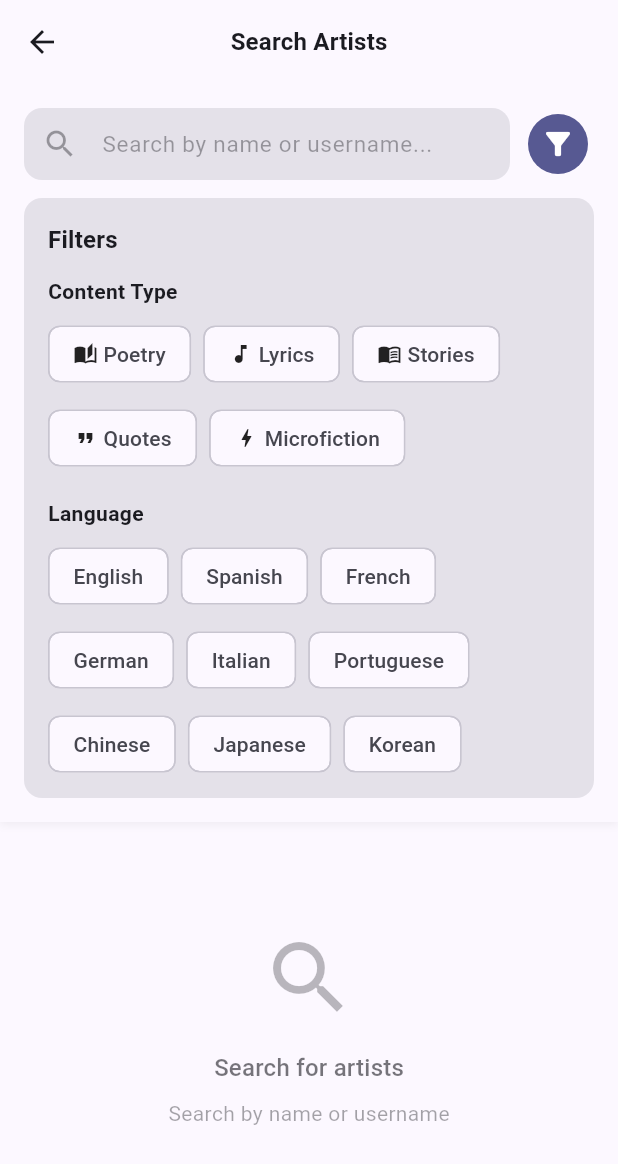
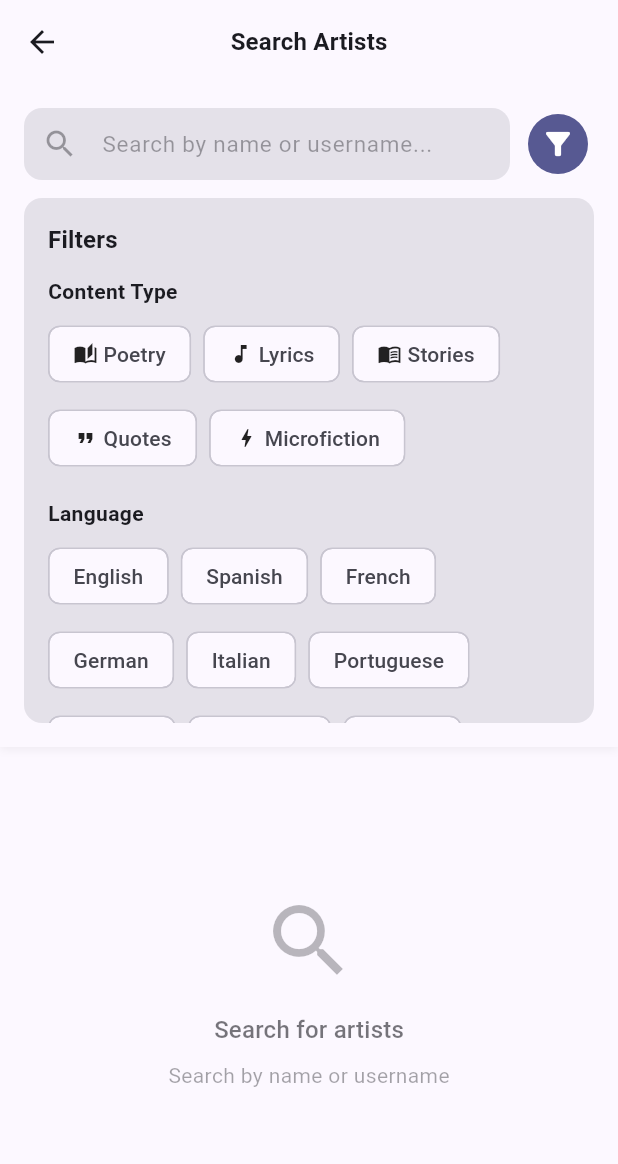
Before and after one commit to maduranga98/solid-octo-garbanzo, a Flutter app: the UserSearchScreen screen opened directly, after a tap on the "filter alt" icon, on a phone screen of 412 x 824 dp. Shown: the top 1164 px of the screen. Run offline on Flutter 3.47's test engine with Material 3 defaults, Android fonts, the phone set to English and light mode, and no system bars; our stand-ins replace cloud_firestore, country_picker, firebase_auth, firebase_core, firebase_crashlytics, firebase_messaging and 10 more; missing offline and left inert: flutter_quill; accounts and stored records are empty.

Commit message:
Fix filter panel overflow when keyboard is visible
- Make filter panel height responsive to keyboard visibility
- Calculate maxHeight dynamically based on available screen space
- When keyboard is open: limit filter height to 150-300px range
- When keyboard is closed: allow up to 350px height
- Add mainAxisSize.min to Column to prevent excessive space usage
- Prevents overflow error when keyboard opens with filters visible

```diff
--- a/lib/screens/search/user_search_screen.dart
+++ b/lib/screens/search/user_search_screen.dart
@@ -188,6 +188,15 @@ class _UserSearchScreenState extends ConsumerState<UserSearchScreen> {
   @override
   Widget build(BuildContext context) {
     final theme = Theme.of(context);
+    final mediaQuery = MediaQuery.of(context);
+    final keyboardHeight = mediaQuery.viewInsets.bottom;
+    final screenHeight = mediaQuery.size.height;
+
+    // Calculate max filter height based on available space
+    // Reserve space for AppBar (~56), search bar (~80), results list (min 100), and padding
+    final maxFilterHeight = keyboardHeight > 0
+        ? (screenHeight - keyboardHeight - 280).clamp(150.0, 300.0)
+        : 350.0;
 
     return Scaffold(
       backgroundColor: theme.colorScheme.surface,
@@ -216,6 +225,7 @@ class _UserSearchScreenState extends ConsumerState<UserSearchScreen> {
               ],
             ),
             child: Column(
+              mainAxisSize: MainAxisSize.min,
               children: [
                 Row(
                   children: [
@@ -315,7 +325,7 @@ class _UserSearchScreenState extends ConsumerState<UserSearchScreen> {
                   ],
                 ),
                 // Filter Panel
-                if (_showFilters) _buildFilterPanel(theme),
+                if (_showFilters) _buildFilterPanel(theme, maxFilterHeight),
               ],
             ),
           ),
@@ -407,10 +417,10 @@ class _UserSearchScreenState extends ConsumerState<UserSearchScreen> {
     );
   }
 
-  Widget _buildFilterPanel(ThemeData theme) {
+  Widget _buildFilterPanel(ThemeData theme, double maxHeight) {
     return Container(
       margin: const EdgeInsets.only(top: 12),
-      constraints: const BoxConstraints(maxHeight: 400),
+      constraints: BoxConstraints(maxHeight: maxHeight),
       decoration: BoxDecoration(
         color: theme.colorScheme.surfaceContainerHighest,
         borderRadius: BorderRadius.circular(12),
```
